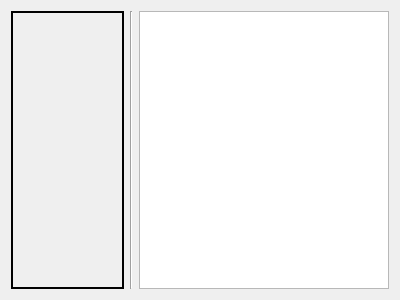
owensss/cminus, file UI/TextEditor.ui: the form before one commit.
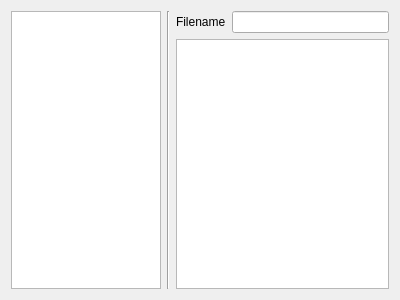
The form after the commit.

What changed in the file:
```diff
--- a/UI/TextEditor.ui
+++ b/UI/TextEditor.ui
@@ -15,36 +15,27 @@
   </property>
   <layout class="QHBoxLayout" name="horizontalLayout">
    <item>
-    <widget class="QListView" name="listFile">
+    <widget class="QTreeView" name="listFile">
+     <property name="sizePolicy">
+      <sizepolicy hsizetype="Fixed" vsizetype="Expanding">
+       <horstretch>0</horstretch>
+       <verstretch>0</verstretch>
+      </sizepolicy>
+     </property>
      <property name="maximumSize">
       <size>
-       <width>120</width>
+       <width>150</width>
        <height>16777215</height>
       </size>
      </property>
-     <property name="styleSheet">
-      <string notr="true">background-color :rgb(239, 239, 239)</string>
-     </property>
      <property name="frameShape">
-      <enum>QFrame::WinPanel</enum>
+      <enum>QFrame::StyledPanel</enum>
      </property>
      <property name="frameShadow">
-      <enum>QFrame::Plain</enum>
+      <enum>QFrame::Raised</enum>
      </property>
-     <property name="verticalScrollBarPolicy">
-      <enum>Qt::ScrollBarAsNeeded</enum>
-     </property>
-     <property name="alternatingRowColors">
-      <bool>true</bool>
-     </property>
-     <property name="movement">
-      <enum>QListView::Static</enum>
-     </property>
-     <property name="layoutMode">
-      <enum>QListView::SinglePass</enum>
-     </property>
-     <property name="spacing">
-      <number>1</number>
+     <property name="indentation">
+      <number>0</number>
      </property>
     </widget>
    </item>
@@ -56,7 +47,44 @@
     </widget>
    </item>
    <item>
-    <widget class="QTextEdit" name="textEdit"/>
+    <layout class="QVBoxLayout" name="verticalLayout">
+     <item>
+      <layout class="QHBoxLayout" name="horizontalLayout_2">
+       <item>
+        <widget class="QLabel" name="label">
+         <property name="text">
+          <string>Filename</string>
+         </property>
+        </widget>
+       </item>
+       <item>
+        <widget class="QLineEdit" name="filename">
+         <property name="cursor">
+          <cursorShape>BlankCursor</cursorShape>
+         </property>
+         <property name="focusPolicy">
+          <enum>Qt::NoFocus</enum>
+         </property>
+         <property name="contextMenuPolicy">
+          <enum>Qt::NoContextMenu</enum>
+         </property>
+         <property name="echoMode">
+          <enum>QLineEdit::Normal</enum>
+         </property>
+         <property name="readOnly">
+          <bool>true</bool>
+         </property>
+         <property name="cursorMoveStyle">
+          <enum>Qt::LogicalMoveStyle</enum>
+         </property>
+        </widget>
+       </item>
+      </layout>
+     </item>
+     <item>
+      <widget class="QTextEdit" name="textEdit"/>
+     </item>
+    </layout>
    </item>
   </layout>
  </widget>
```
